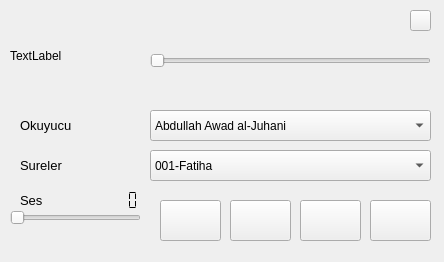
First picture: the form in furkan.ui, repository fbostanci/furkan, before the edit.
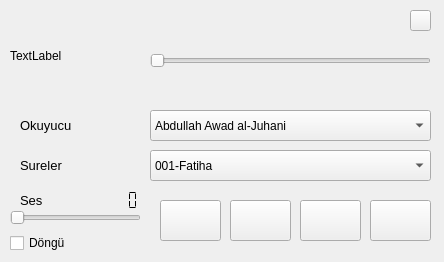
Second picture: the form after the edit.

Commit message: Döngü

The edit to the form file:
```diff
--- a/furkan.ui
+++ b/furkan.ui
@@ -1163,6 +1163,19 @@
      <string/>
     </property>
    </widget>
+   <widget class="QCheckBox" name="checkBox_sr">
+    <property name="geometry">
+     <rect>
+      <x>10</x>
+      <y>230</y>
+      <width>93</width>
+      <height>26</height>
+     </rect>
+    </property>
+    <property name="text">
+     <string>Döngü</string>
+    </property>
+   </widget>
   </widget>
  </widget>
  <resources/>
```
The commit also changes 2 other files.
